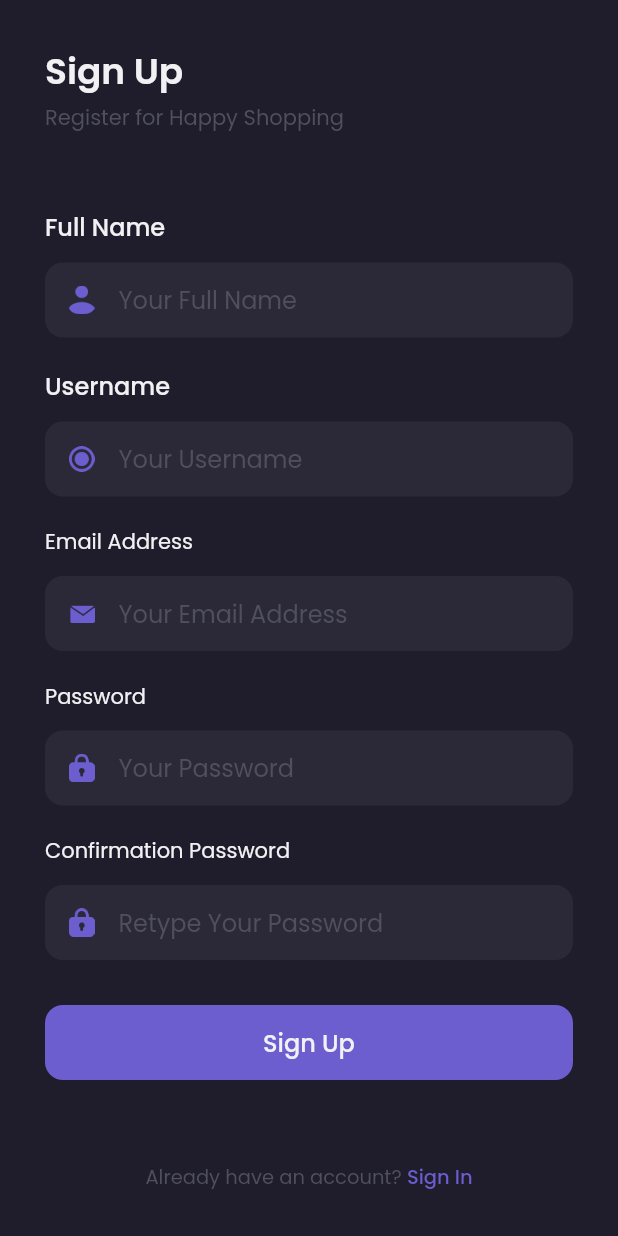
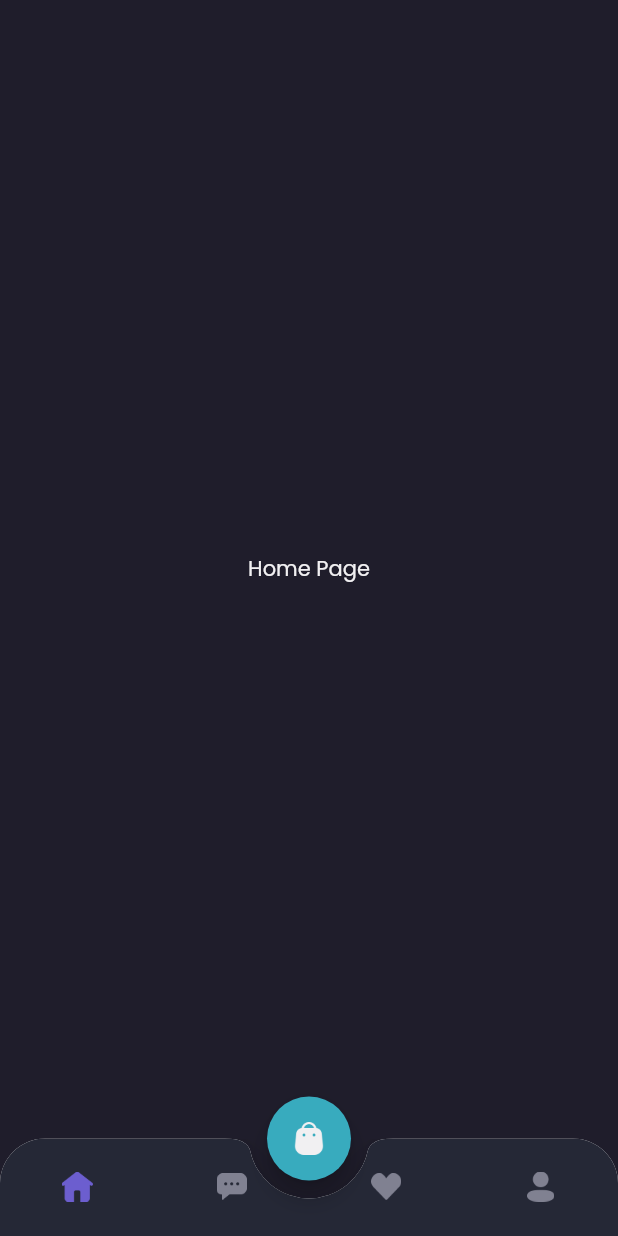
Before and after one commit to irfanagust/flavel, a Flutter app: the SignUpPage screen opened by its route, after a tap on "Sign Up", on a phone screen of 412 x 824 dp. Run offline on Flutter 3.47's test engine with Material 2 defaults, Android fonts, the phone set to English and light mode, and no system bars; our stand-ins replace google_fonts.

Commit message:
add : bottom navigation bar

```diff
--- a/lib/main.dart
+++ b/lib/main.dart
@@ -1,3 +1,4 @@
+import 'package:flavel/pages/home/main_page.dart';
 import 'package:flavel/pages/sign_in_page.dart';
 import 'package:flavel/pages/sign_up_page.dart';
 import 'package:flavel/pages/splash_page.dart';
@@ -18,7 +19,8 @@ class MyApp extends StatelessWidget {
       routes: {
         '/': (context) => SplashPage(),
         '/sign-in': (context) => SignInPage(),
-        '/sign-up': ((context) => SignUpPage())
+        '/sign-up': (context) => SignUpPage(),
+        '/home': (context) => MainPage(),
       },
     );
   }
--- /dev/null
+++ b/lib/pages/home/chat_page.dart
@@ -0,0 +1,16 @@
+import 'package:flavel/theme.dart';
+import 'package:flutter/material.dart';
+
+class ChatPage extends StatelessWidget {
+  const ChatPage({Key? key}) : super(key: key);
+
+  @override
+  Widget build(BuildContext context) {
+    return Center(
+      child: Text(
+        'Chat Page',
+        style: primaryTextStyle,
+      ),
+    );
+  }
+}
--- /dev/null
+++ b/lib/pages/home/home_page.dart
@@ -0,0 +1,16 @@
+import 'package:flavel/theme.dart';
+import 'package:flutter/material.dart';
+
+class HomePage extends StatelessWidget {
+  const HomePage({Key? key}) : super(key: key);
+
+  @override
+  Widget build(BuildContext context) {
+    return Center(
+      child: Text(
+        'Home Page',
+        style: primaryTextStyle,
+      ),
+    );
+  }
+}
--- /dev/null
+++ b/lib/pages/home/main_page.dart
@@ -0,0 +1,134 @@
+import 'package:flavel/pages/home/chat_page.dart';
+import 'package:flavel/pages/home/home_page.dart';
+import 'package:flavel/pages/home/profile_page.dart';
+import 'package:flavel/pages/home/wishlist_page.dart';
+import 'package:flutter/material.dart';
+import 'package:flavel/theme.dart';
+
+class MainPage extends StatefulWidget {
+  const MainPage({Key? key}) : super(key: key);
+
+  @override
+  State<MainPage> createState() => _MainPageState();
+}
+
+class _MainPageState extends State<MainPage> {
+  int currentIndex = 0;
+
+  @override
+  Widget build(BuildContext context) {
+    Widget cartButton() {
+      return FloatingActionButton(
+        onPressed: () {},
+        backgroundColor: secondaryColor,
+        child: Image.asset(
+          'assets/icon_cart.png',
+          width: 20,
+        ),
+      );
+    }
+
+    Widget customBottomNavigation() {
+      return ClipRRect(
+        borderRadius: const BorderRadius.vertical(
+          top: Radius.circular(30),
+        ),
+        child: BottomAppBar(
+          shape: CircularNotchedRectangle(),
+          notchMargin: 12,
+          clipBehavior: Clip.antiAlias,
+          child: BottomNavigationBar(
+            currentIndex: currentIndex,
+            onTap: (value) {
+              print(value);
+              setState(() {
+                currentIndex = value;
+              });
+            },
+            backgroundColor: bgColor4,
+            type: BottomNavigationBarType.fixed,
+            items: [
+              BottomNavigationBarItem(
+                icon: Container(
+                  margin: EdgeInsets.only(
+                    top: 15,
+                  ),
+                  child: Image.asset(
+                    'assets/icon_home.png',
+                    width: 21,
+                    color: currentIndex == 0 ? primaryColor : nonactiveColor,
+                  ),
+                ),
+                label: '',
+              ),
+              BottomNavigationBarItem(
+                icon: Container(
+                  margin: EdgeInsets.only(
+                    top: 15,
+                  ),
+                  child: Image.asset(
+                    'assets/icon_chat.png',
+                    width: 20,
+                    color: currentIndex == 1 ? primaryColor : nonactiveColor,
+                  ),
+                ),
+                label: '',
+              ),
+              BottomNavigationBarItem(
+                icon: Container(
+                  margin: EdgeInsets.only(
+                    top: 15,
+                  ),
+                  child: Image.asset(
+                    'assets/icon_wishlist.png',
+                    width: 20,
+                    color: currentIndex == 2 ? primaryColor : nonactiveColor,
+                  ),
+                ),
+                label: '',
+              ),
+              BottomNavigationBarItem(
+                icon: Container(
+                  margin: EdgeInsets.only(top: 15),
+                  child: Image.asset(
+                    'assets/icon_profile.png',
+                    width: 18,
+                    color: currentIndex == 3 ? primaryColor : nonactiveColor,
+                  ),
+                ),
+                label: '',
+              ),
+            ],
+          ),
+        ),
+      );
+    }
+
+    Widget body() {
+      switch (currentIndex) {
+        case 0:
+          return HomePage();
+          break;
+        case 1:
+          return ChatPage();
+          break;
+        case 2:
+          return WishListPage();
+          break;
+        case 3:
+          return ProfilePage();
+          break;
+        default:
+          return HomePage();
+      }
+    }
+
+    return Scaffold(
+      backgroundColor: bgColor1,
+      floatingActionButton: cartButton(),
+      floatingActionButtonLocation: FloatingActionButtonLocation.centerDocked,
+      bottomNavigationBar: customBottomNavigation(),
+      body: body(),
+    );
+  }
+}
--- /dev/null
+++ b/lib/pages/home/profile_page.dart
@@ -0,0 +1,16 @@
+import 'package:flavel/theme.dart';
+import 'package:flutter/material.dart';
+
+class ProfilePage extends StatelessWidget {
+  const ProfilePage({Key? key}) : super(key: key);
+
+  @override
+  Widget build(BuildContext context) {
+    return Center(
+      child: Text(
+        'Profile Page',
+        style: primaryTextStyle,
+      ),
+    );
+  }
+}
--- /dev/null
+++ b/lib/pages/home/wishlist_page.dart
@@ -0,0 +1,16 @@
+import 'package:flavel/theme.dart';
+import 'package:flutter/material.dart';
+
+class WishListPage extends StatelessWidget {
+  const WishListPage({Key? key}) : super(key: key);
+
+  @override
+  Widget build(BuildContext context) {
+    return Center(
+      child: Text(
+        'Wish List Page',
+        style: primaryTextStyle,
+      ),
+    );
+  }
+}
--- a/lib/pages/sign_in_page.dart
+++ b/lib/pages/sign_in_page.dart
@@ -137,7 +137,9 @@ class SignInPage extends StatelessWidget {
         width: double.infinity,
         margin: EdgeInsets.only(top: 30),
         child: TextButton(
-          onPressed: () {},
+          onPressed: () {
+            Navigator.pushNamed(context, '/home');
+          },
           style: TextButton.styleFrom(
             backgroundColor: primaryColor,
             shape: RoundedRectangleBorder(
--- a/lib/pages/sign_up_page.dart
+++ b/lib/pages/sign_up_page.dart
@@ -291,7 +291,9 @@ class SignUpPage extends StatelessWidget {
         width: double.infinity,
         height: 50,
         child: TextButton(
-          onPressed: () {},
+          onPressed: () {
+            Navigator.pushNamed(context, '/home');
+          },
           style: TextButton.styleFrom(
             backgroundColor: primaryColor,
             shape: RoundedRectangleBorder(
--- a/lib/theme.dart
+++ b/lib/theme.dart
@@ -5,11 +5,13 @@ double defaultMargin = 30.0;
 
 Color primaryColor = const Color(0xff6C5ECF);
 Color secondaryColor = const Color(0xff38ABBE);
+Color nonactiveColor = const Color(0xff808191);
 Color alertColor = const Color(0xffED6363);
 Color priceColor = const Color(0xff2C96F1);
 Color bgColor1 = const Color(0xff1F1D2B);
 Color bgColor2 = const Color(0xff2B2937);
 Color bgColor3 = const Color(0xff242231);
+Color bgColor4 = const Color(0xff252836);
 Color primaryTextColor = const Color(0xffF1F0F2);
 Color secondaryTextColor = const Color(0xff999999);
 Color subtitleTextColor = const Color(0xff504F5E);
```
